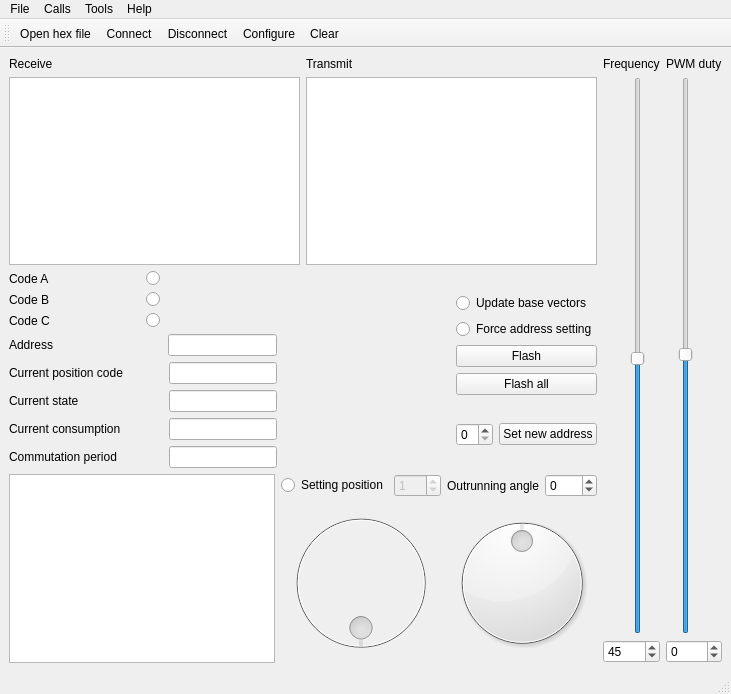
Before: the Qt Designer form mainwindow.ui in RunoVj/Terminal, drawn with Qt 5.
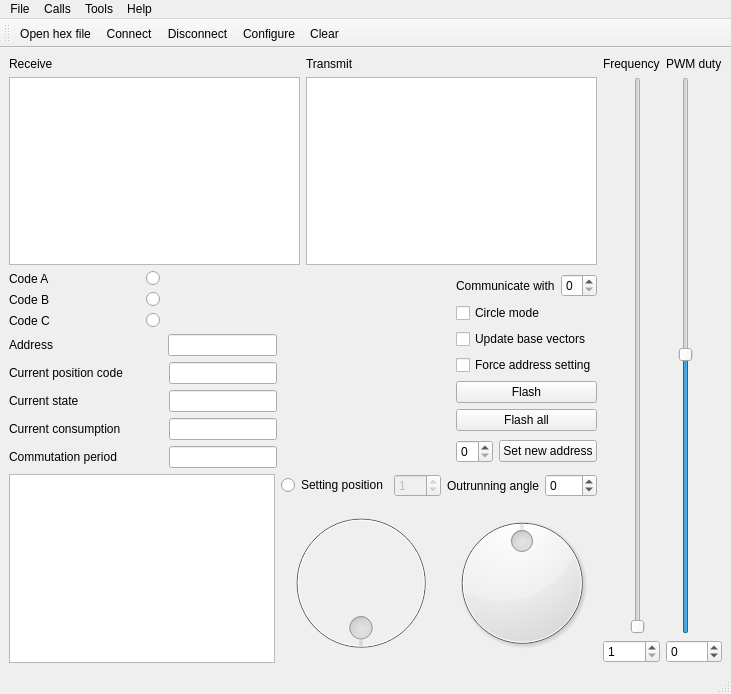
After: the same form once the commit is applied. Icons and pictures are not drawn.

Patch:
```diff
--- a/mainwindow.ui
+++ b/mainwindow.ui
@@ -356,7 +356,32 @@
             <item>
              <layout class="QVBoxLayout" name="verticalLayout_3">
               <item>
-               <widget class="QRadioButton" name="radioButtonCorrection">
+               <layout class="QHBoxLayout" name="horizontalLayout_3">
+                <item>
+                 <widget class="QLabel" name="label_3">
+                  <property name="text">
+                   <string>Communicate with</string>
+                  </property>
+                 </widget>
+                </item>
+                <item>
+                 <widget class="QSpinBox" name="spinBoxCurrentAddress">
+                  <property name="maximum">
+                   <number>7</number>
+                  </property>
+                 </widget>
+                </item>
+               </layout>
+              </item>
+              <item>
+               <widget class="QCheckBox" name="checkBoxCircleMode">
+                <property name="text">
+                 <string>Circle mode</string>
+                </property>
+               </widget>
+              </item>
+              <item>
+               <widget class="QCheckBox" name="checkBoxUpdateBaseVector">
                 <property name="text">
                  <string>Update base vectors</string>
                 </property>
@@ -366,7 +391,7 @@
                </widget>
               </item>
               <item>
-               <widget class="QRadioButton" name="radioButtonForseAddressSetting">
+               <widget class="QCheckBox" name="checkBoxSetAddress">
                 <property name="text">
                  <string>Force address setting</string>
                 </property>
@@ -581,8 +606,11 @@
             <property name="pageStep">
              <number>1</number>
             </property>
+            <property name="value">
+             <number>1</number>
+            </property>
             <property name="sliderPosition">
-             <number>45</number>
+             <number>1</number>
             </property>
             <property name="orientation">
              <enum>Qt::Vertical</enum>
@@ -624,7 +652,7 @@
              <number>90</number>
             </property>
             <property name="value">
-             <number>45</number>
+             <number>1</number>
             </property>
            </widget>
           </item>
```
Left out of the diff: 5 changed lines with no effect on the pictures.
